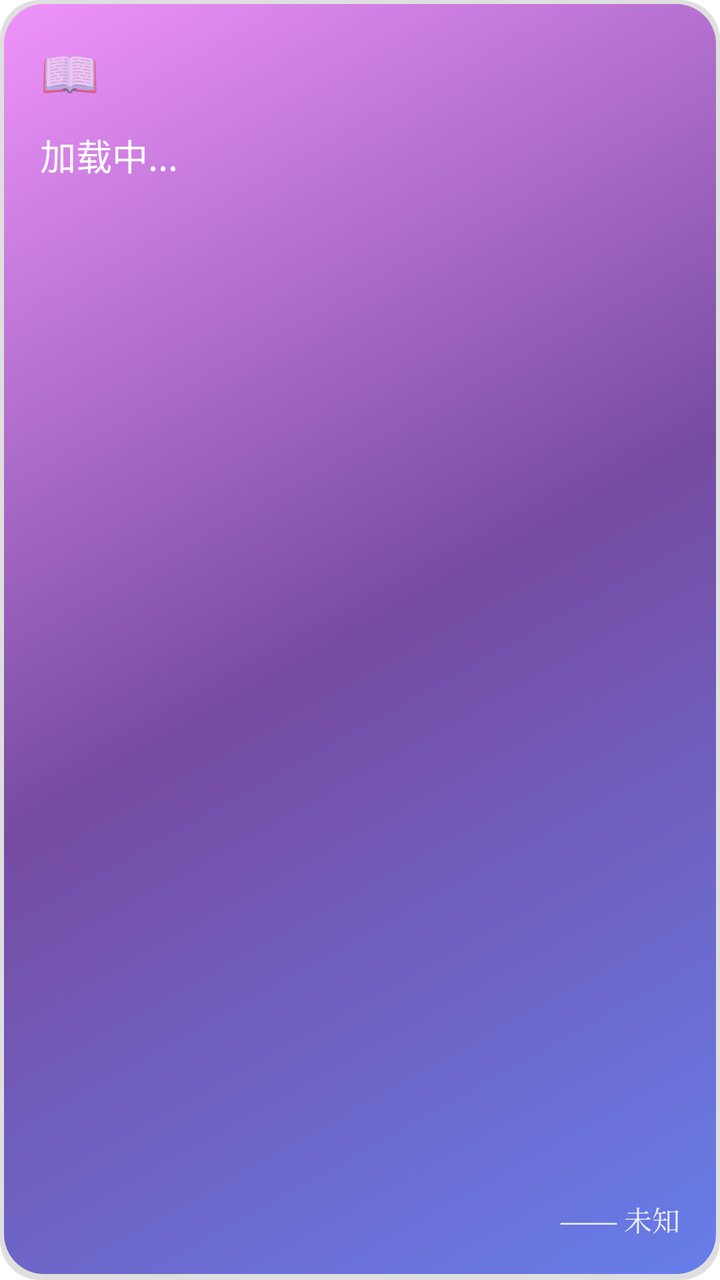
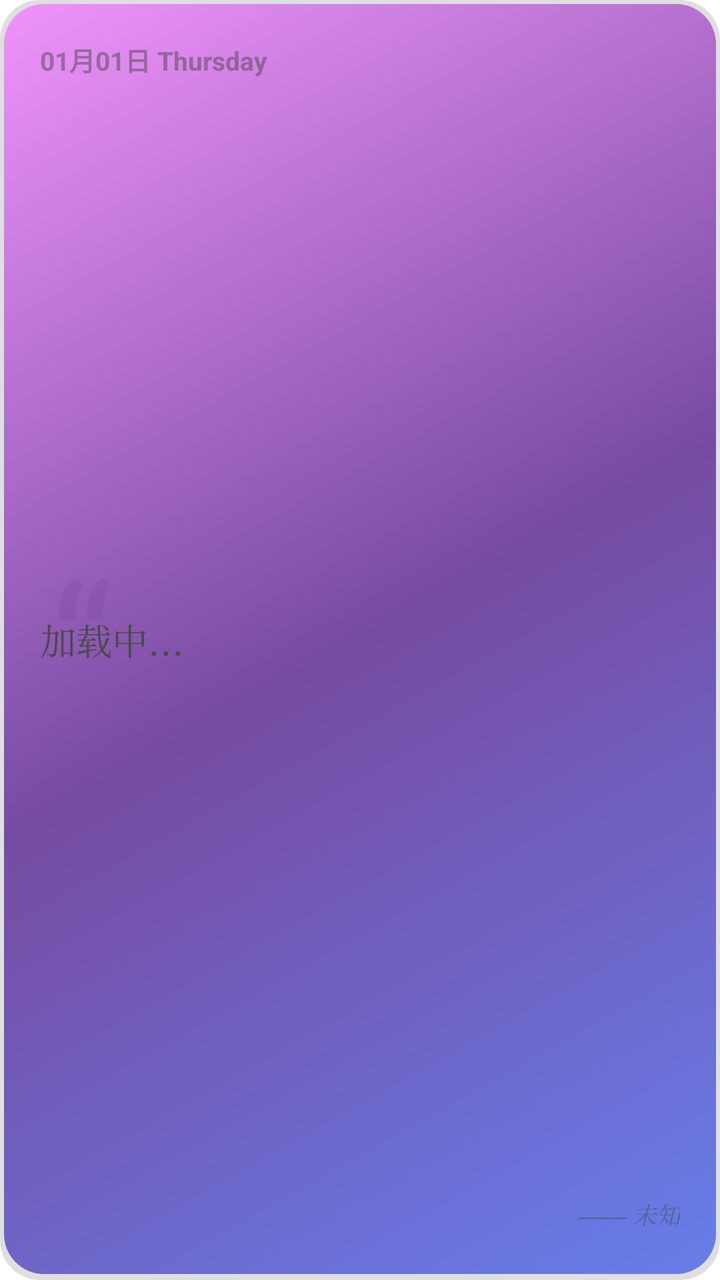

Screens rendered from an Android XML layout before and after an edit, with the pre-edit source and the edit as a unified diff.
<!-- AndroidManifest.xml: fallback theme Theme.MaterialComponents.DayNight.NoActionBar -->
<!-- res/layout/widget_layout.xml -->
<?xml version="1.0" encoding="utf-8"?>
<RelativeLayout xmlns:android="http://schemas.android.com/apk/res/android"
    android:layout_width="match_parent"
    android:layout_height="match_parent"
    android:background="@drawable/widget_background"
    android:padding="20dp">

    
    <TextView
        android:id="@+id/icon_quote"
        android:layout_width="wrap_content"
        android:layout_height="wrap_content"
        android:text="📖"
        android:textSize="24sp"
        android:layout_alignParentTop="true"
        android:layout_alignParentStart="true" />

    
    <TextView
        android:id="@+id/tv_hitokoto"
        android:layout_width="match_parent"
        android:layout_height="wrap_content"
        android:layout_below="@id/icon_quote"
        android:layout_marginTop="12dp"
        android:layout_marginBottom="12dp"
        android:text="加载中..."
        android:textSize="18sp"
        android:textColor="#FFFFFF"
        android:textStyle="normal"
        android:lineSpacingExtra="4dp"
        android:gravity="start"
        android:maxLines="3"
        android:ellipsize="end"
        android:fontFamily="sans-serif-medium" />

    
    <TextView
        android:id="@+id/tv_author"
        android:layout_width="match_parent"
        android:layout_height="wrap_content"
        android:layout_alignParentBottom="true"
        android:text="—— 未知"
        android:textSize="14sp"
        android:textColor="#E0FFFFFF"
        android:gravity="end"
        android:fontFamily="serif" />

</RelativeLayout>
<!-- resources referenced by this layout -->
<resources>
  <!-- drawable widget_background (drawable) -->
  <?xml version="1.0" encoding="utf-8"?>
  <layer-list xmlns:android="http://schemas.android.com/apk/res/android">
  
      
      <item>
          <shape android:shape="rectangle">
              <solid android:color="#20000000" />
              <corners android:radius="20dp" />
          </shape>
      </item>
  
      
      <item
          android:bottom="3dp"
          android:left="2dp"
          android:right="2dp"
          android:top="2dp">
          <shape android:shape="rectangle">
              
              <gradient
                  android:angle="135"
                  android:startColor="#667eea"
                  android:centerColor="#764ba2"
                  android:endColor="#f093fb"
                  android:type="linear" />
  
              <corners android:radius="20dp" />
          </shape>
      </item>
  
  </layer-list>
</resources>

<!-- the commit's change to res/layout/widget_layout.xml (unified diff, before → after) -->
@@ -6,43 +6,58 @@
     android:padding="20dp">
 
     
-    <TextView
-        android:id="@+id/icon_quote"
+    <TextClock
+        android:id="@+id/tc_date_weekday"
         android:layout_width="wrap_content"
         android:layout_height="wrap_content"
-        android:text="📖"
-        android:textSize="24sp"
         android:layout_alignParentTop="true"
-        android:layout_alignParentStart="true" />
+        android:layout_alignParentStart="true"
+        android:format12Hour="MM月dd日 EEEE"
+        android:format24Hour="MM月dd日 EEEE"
+        android:textColor="#804A4A4A"
+        android:textSize="13sp"
+        android:textStyle="bold" />
+
+    
+    <TextView
+        android:layout_width="wrap_content"
+        android:layout_height="wrap_content"
+        android:text="“"
+        android:textSize="90sp"
+        android:textColor="#0D000000"
+        android:layout_alignTop="@id/tv_hitokoto"
+        android:layout_alignParentStart="true"
+        android:layout_marginTop="-45dp"
+        android:layout_marginStart="5dp" />
 
     
     <TextView
         android:id="@+id/tv_hitokoto"
         android:layout_width="match_parent"
         android:layout_height="wrap_content"
-        android:layout_below="@id/icon_quote"
-        android:layout_marginTop="12dp"
-        android:layout_marginBottom="12dp"
+        android:layout_centerInParent="true"
         android:text="加载中..."
         android:textSize="18sp"
-        android:textColor="#FFFFFF"
-        android:textStyle="normal"
-        android:lineSpacingExtra="4dp"
-        android:gravity="start"
+        android:textColor="#4A4A4A"
+        android:lineSpacingExtra="6dp"
+        android:gravity="center_vertical"
         android:maxLines="3"
         android:ellipsize="end"
-        android:fontFamily="sans-serif-medium" />
+        android:fontFamily="serif" />
+
 
     
     <TextView
         android:id="@+id/tv_author"
-        android:layout_width="match_parent"
+        android:layout_width="wrap_content"
         android:layout_height="wrap_content"
         android:layout_alignParentBottom="true"
+        android:layout_alignParentEnd="true"
+        android:layout_marginBottom="4dp"
         android:text="—— 未知"
-        android:textSize="14sp"
-        android:textColor="#E0FFFFFF"
-        android:gravity="end"
-        android:fontFamily="serif" />
+        android:textSize="12sp"
+        android:textColor="#804A4A4A"
+        android:fontFamily="serif"
+        android:textStyle="italic" />
 
 </RelativeLayout>
